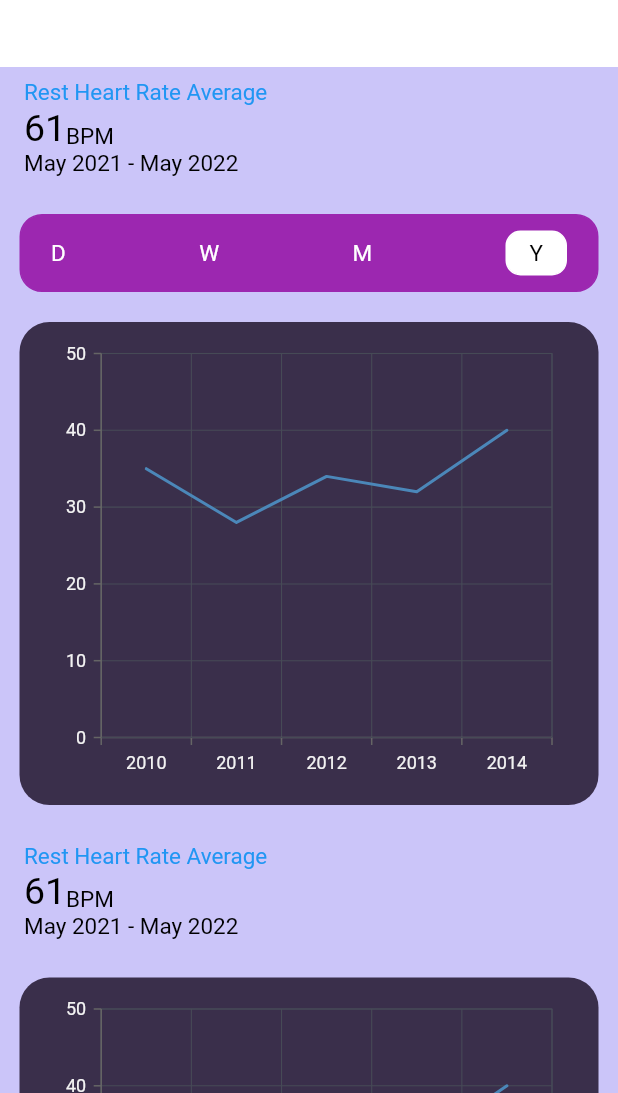
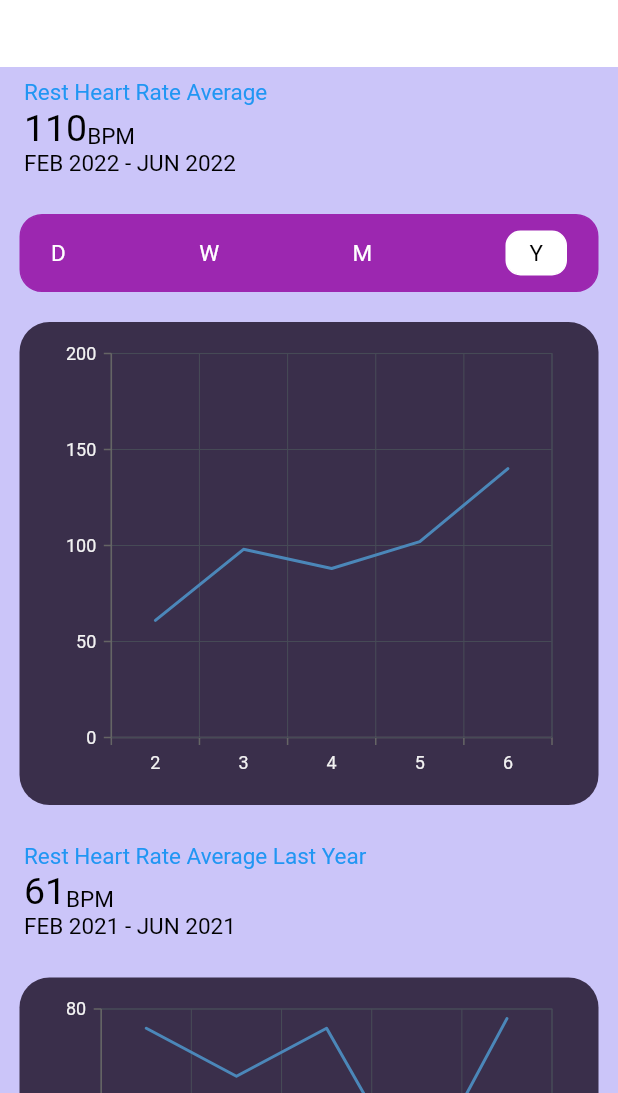
Before and after one commit to Rwishwajith/The-Shield, a Flutter app: the SecondSideEffectTimelineScreen screen opened directly, on a phone screen of 412 x 824 dp, the part 143-1236 px from its top. Run offline on Flutter 3.47's test engine with Material 2 defaults, Android fonts, the phone set to English and light mode, and no system bars; our stand-ins replace cloud_firestore, firebase_auth, firebase_core, fl_chart, flutter_rating_bar, font_awesome_flutter and 6 more; missing offline and left inert: flutter_facebook_auth, is_first_run; accounts and stored records are empty.

Commit message:
Bug Fixes

```diff
--- a/the_shield/lib/main_menu/side_effect_monitoring/log_side_effects.dart
+++ b/the_shield/lib/main_menu/side_effect_monitoring/log_side_effects.dart
@@ -26,7 +26,7 @@ class _LogSideEffectsScreenState extends State<LogSideEffectsScreen> {
     'Headache',
     'Fever',
     'Joint Pain',
-    'High Blood Pressure',
+    'Blood Pressure',
     'High Sugar',
     'Heart Attack',
   ];
--- a/the_shield/lib/main_menu/side_effect_monitoring/side_effect_history.dart
+++ b/the_shield/lib/main_menu/side_effect_monitoring/side_effect_history.dart
@@ -337,7 +337,7 @@ class _SideEffectHistoryScreenState extends State<SideEffectHistoryScreen> {
                           mainAxisAlignment: MainAxisAlignment.spaceBetween,
                           children: [
                             Text(
-                              'Feaver',
+                              'Fever',
                               style:
                               TextStyle(color: Colors.white, fontSize: 15),
                             ),
@@ -501,11 +501,11 @@ class _SecondSideEffectHistoryScreenState
   ];
 
   final List<ChartDataBar> chartDataBar = [
-    ChartDataBar(2010, 35),
-    ChartDataBar(2011, 28),
-    ChartDataBar(2012, 34),
-    ChartDataBar(2013, 32),
-    ChartDataBar(2014, 40)
+    ChartDataBar(01, 04),
+    ChartDataBar(02, 02),
+    ChartDataBar(03, 07),
+    ChartDataBar(04, 04),
+    ChartDataBar(05, 06)
   ];
 
   @override
@@ -697,7 +697,7 @@ class _SecondSideEffectHistoryScreenState
                                   TextStyle(color: Colors.white, fontSize: 18)),
                             ],
                           ),
-                          Text('2 H',
+                          Text('5 H',
                               style:
                               TextStyle(color: Colors.white, fontSize: 15)),
                         ],
@@ -722,7 +722,7 @@ class _SecondSideEffectHistoryScreenState
                                   TextStyle(color: Colors.white, fontSize: 18)),
                             ],
                           ),
-                          Text('2 H',
+                          Text('12 H',
                               style:
                               TextStyle(color: Colors.white, fontSize: 15)),
                         ],
@@ -736,7 +736,7 @@ class _SecondSideEffectHistoryScreenState
                           Row(
                             children: [
                               CircleAvatar(
-                                backgroundColor: Colors.yellow,
+                                backgroundColor: Colors.pink,
                                 radius: 8,
                               ),
                               SizedBox(
@@ -747,7 +747,7 @@ class _SecondSideEffectHistoryScreenState
                                   TextStyle(color: Colors.white, fontSize: 18)),
                             ],
                           ),
-                          Text('2 H',
+                          Text('12 H',
                               style:
                               TextStyle(color: Colors.white, fontSize: 15)),
                         ],
--- a/the_shield/lib/main_menu/side_effect_monitoring/timeline.dart
+++ b/the_shield/lib/main_menu/side_effect_monitoring/timeline.dart
@@ -25,10 +25,10 @@ class _SideEffectTimelineScreenState
   ];
 
   final List<ChartDataLine> chartDataLine = [
-    ChartDataLine('2010', 10, 40, 45, 50),
-    ChartDataLine('2011', 10, 20, 45, 50),
-    ChartDataLine('2012', 10, 40, 45, 50),
-    ChartDataLine('2013', 10, 40, 45, 50),
+    ChartDataLine('Morning', 10, 40, 45, 50),
+    ChartDataLine('Noon', 10, 20, 45, 50),
+    ChartDataLine('Evening', 10, 40, 45, 50),
+    ChartDataLine('Night', 10, 40, 45, 50),
   ];
 
 
--- a/the_shield/lib/main_menu/side_effect_monitoring/timeline2.dart
+++ b/the_shield/lib/main_menu/side_effect_monitoring/timeline2.dart
@@ -16,19 +16,19 @@ class _SecondSideEffectTimelineScreenState
 
 
   final List<ChartData> chartData1 = [
-    ChartData(2010, 35),
-    ChartData(2011, 28),
-    ChartData(2012, 34),
-    ChartData(2013, 32),
-    ChartData(2014, 40)
+    ChartData(02, 61),
+    ChartData(03, 98),
+    ChartData(04, 88),
+    ChartData(05, 102),
+    ChartData(06, 140)
   ];
 
   final List<ChartData> chartData2 = [
-    ChartData(2010, 35),
-    ChartData(2011, 28),
-    ChartData(2012, 34),
-    ChartData(2013, 32),
-    ChartData(2014, 40)
+    ChartData(02, 76),
+    ChartData(03, 66),
+    ChartData(04, 76),
+    ChartData(05, 43),
+    ChartData(06, 78)
   ];
 
 
@@ -86,7 +86,7 @@ class _SecondSideEffectTimelineScreenState
                     crossAxisAlignment: CrossAxisAlignment.end,
                     children: [
                       Text(
-                        '61',
+                        '110',
                         style: TextStyle(color: Colors.black, fontSize: 25),
                       ),
                       Text(
@@ -99,7 +99,7 @@ class _SecondSideEffectTimelineScreenState
                 Padding(
                   padding: const EdgeInsets.only(left: 8.0),
                   child: Text(
-                    'May 2021 - May 2022',
+                    'FEB 2022 - JUN 2022',
                     style: TextStyle(color: Colors.black, fontSize: 15),
                   ),
                 ),
@@ -174,7 +174,7 @@ class _SecondSideEffectTimelineScreenState
                 Padding(
                   padding: const EdgeInsets.only(left: 8.0),
                   child: Text(
-                    'Rest Heart Rate Average',
+                    'Rest Heart Rate Average Last Year',
                     style: TextStyle(color: Colors.blue, fontSize: 15),
                   ),
                 ),
@@ -197,7 +197,7 @@ class _SecondSideEffectTimelineScreenState
                 Padding(
                   padding: const EdgeInsets.only(left: 8.0),
                   child: Text(
-                    'May 2021 - May 2022',
+                    'FEB 2021 - JUN 2021',
                     style: TextStyle(color: Colors.black, fontSize: 15),
                   ),
                 ),
@@ -219,7 +219,7 @@ class _SecondSideEffectTimelineScreenState
                         series: <ChartSeries>[
                           // Renders line chart
                           LineSeries<ChartData, int>(
-                              dataSource: chartData1,
+                              dataSource: chartData2,
                               xValueMapper: (ChartData data, _) => data.x,
                               yValueMapper: (ChartData data, _) => data.y
                           )
```
